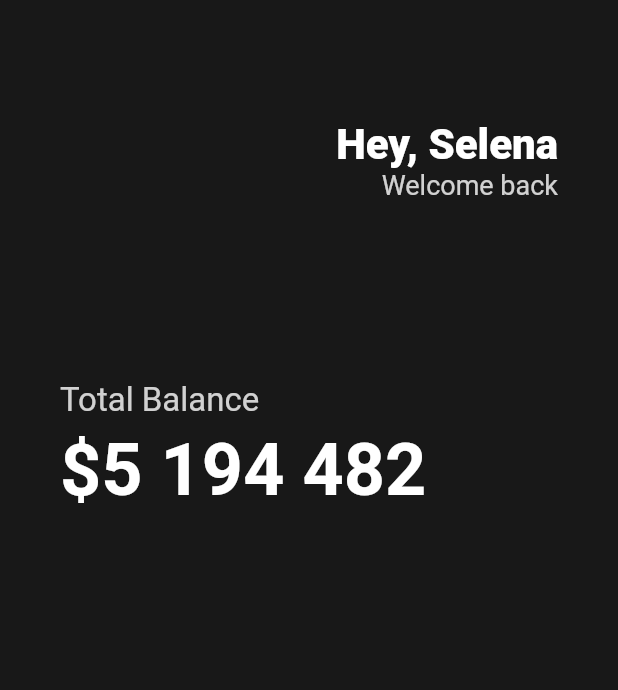
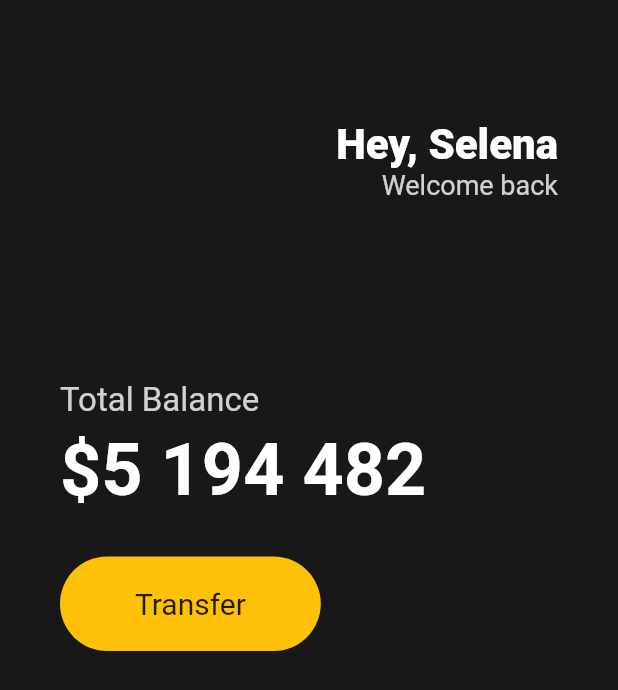
Before and after one commit to PearlKang/Nomadcoders, a Flutter app: the screen it shows after launch, on a phone screen of 412 x 824 dp. Shown: the top 690 px of the screen. Run offline on Flutter 3.47's test engine with Material 2 defaults, Android fonts, the phone set to English and light mode, and no system bars.

Commit message:
2023.02.13

```diff
--- a/Program/Flutter/toonflix/lib/main.dart
+++ b/Program/Flutter/toonflix/lib/main.dart
@@ -69,6 +69,31 @@ class App extends StatelessWidget {
                   color: Colors.white,
                 ),
               ),
+              SizedBox(
+                height: 30,
+              ),
+              Row(
+                children: [
+                  Container(
+                    decoration: BoxDecoration(
+                      color: Colors.amber,
+                      borderRadius: BorderRadius.circular(45),
+                    ),
+                    child: Padding(
+                      padding: EdgeInsets.symmetric(
+                        vertical: 20,
+                        horizontal: 50,
+                      ),
+                      child: Text(
+                        "Transfer",
+                        style: TextStyle(
+                          fontSize: 20,
+                        ),
+                      ),
+                    ),
+                  ),
+                ],
+              ),
             ],
           ),
         ),
```
